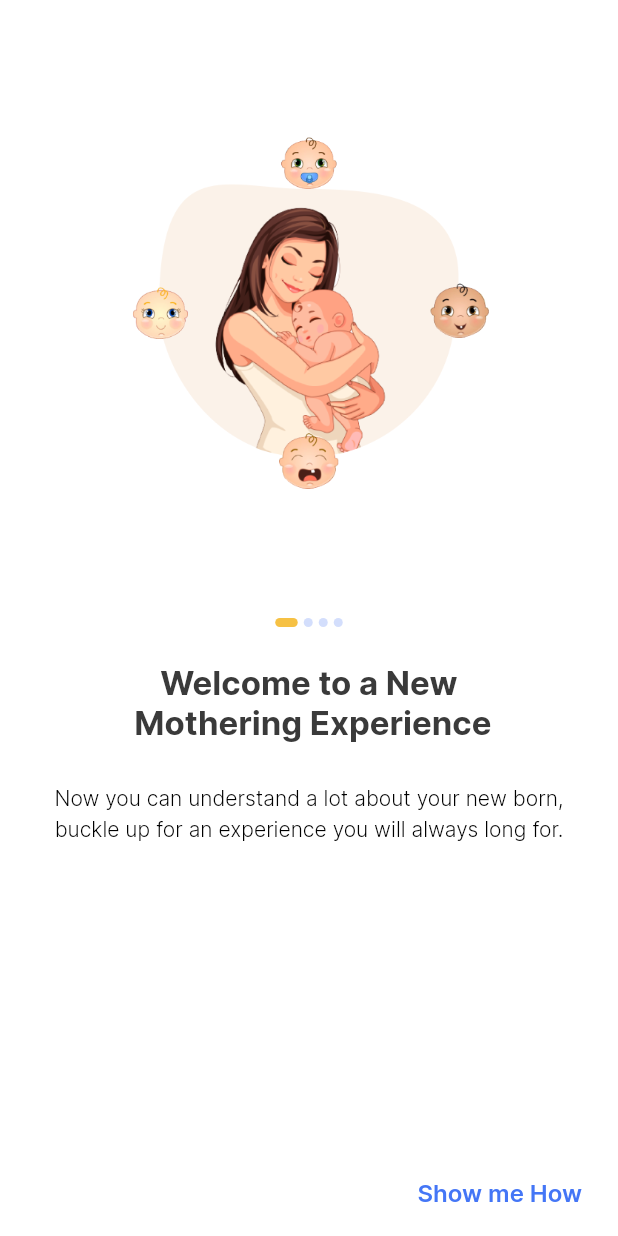
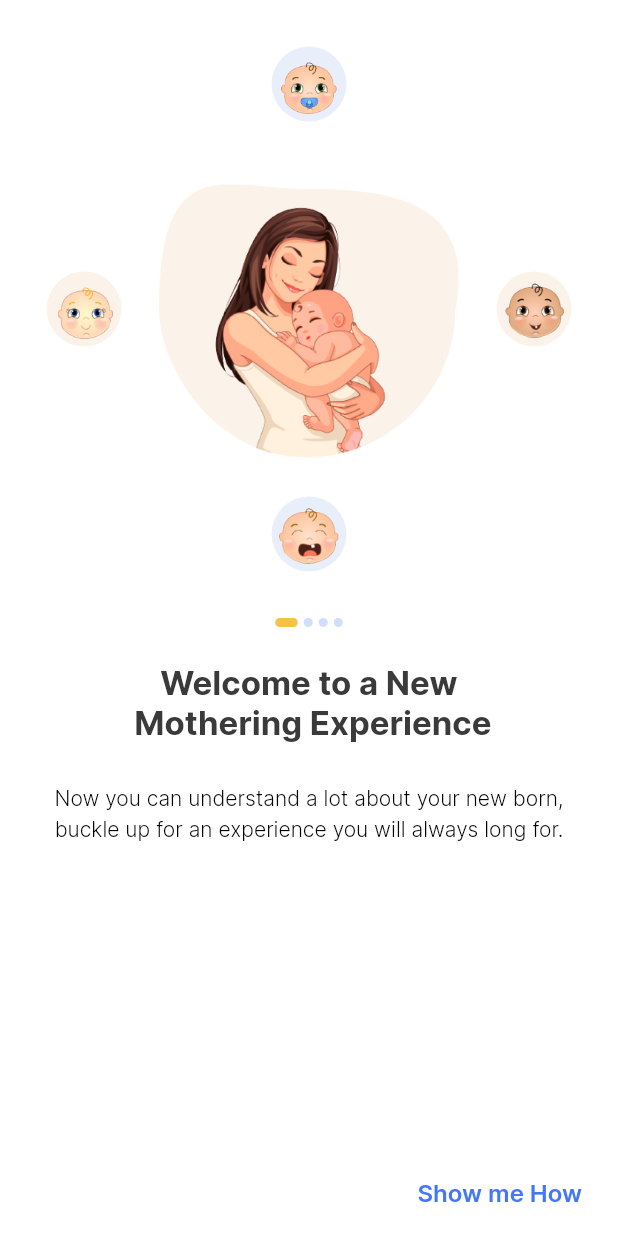
Before and after one commit to divincoder/ubenwa_val, a Flutter app: the screen it shows after launch, on a phone screen of 412 x 824 dp. Run offline on Flutter 3.47's test engine with Material 2 defaults, Android fonts, the phone set to English and light mode, and no system bars; our stand-ins replace flutter_animation_progress_bar, flutter_svg, stacked, stacked_services, stacked_shared; missing offline and left inert: alarm, dart:ffi.

Commit message:
- added custom effects for animation - uploaded IOS build - update target version for android

```diff
--- a/lib/ui/views/onboarding/onboard_view.dart
+++ b/lib/ui/views/onboarding/onboard_view.dart
@@ -3,8 +3,9 @@ import 'package:flutter/material.dart';
 import 'package:mum_health/gen/assets.gen.dart';
 import 'package:mum_health/generated/l10n.dart';
 import 'package:mum_health/ui/common/app_colors.dart';
-import 'package:mum_health/ui/views/onboarding/onboard_item_view.dart';
+import 'package:mum_health/ui/views/onboarding/widgets/onboard_item_view.dart';
 import 'package:mum_health/ui/views/onboarding/onboard_viewmodel.dart';
+
 import 'package:stacked/stacked.dart';
 
 class OnboardView extends ViewModelWidget<OnboardingViewModel> {
@@ -15,13 +16,12 @@ class OnboardView extends ViewModelWidget<OnboardingViewModel> {
     final size = MediaQuery.of(context).size;
     final padding = MediaQuery.of(context).padding;
     final pageIndex = viewModel.currentPage;
-    final viewOffset = viewModel.viewOffset;
 
-    double angle = 2 * pi / 4; // Angle between baby positions
+    double angle = pi / 2; // Angle between baby positions
     double radius = 150.0; // Distance of babies from the mother picture
 
     return Container(
-      color: Colors.white, // Change color or add background image as needed
+      color: Colors.transparent, // Change color or add background image as needed
       child: Stack(
         children: [
           Positioned.fill(
@@ -56,16 +56,16 @@ class OnboardView extends ViewModelWidget<OnboardingViewModel> {
                                   ? 20
                                   : null,
                               child: TweenAnimationBuilder<double>(
-                                tween: Tween(begin: 0.0, end: (2 * pi * i) / 4),
-                                duration: const Duration(milliseconds: 500),
+                                tween: Tween(begin: 0.0, end: angle * i),
+                                duration: const Duration(milliseconds: 1000),
                                 builder: (context, value, child) {
                                   return Transform.translate(
-                                    offset: getBabyOffset(value, 100.0),
-                                    // 100.0 is the radius
-                                    child: Image.asset(
-                                      _getBabyImageForIndex(i),
-                                      width: 40,
-                                      height: 40,
+                                    offset: getBabyOffset(value, radius),
+                                    child: Padding(
+                                      padding: const EdgeInsets.all(3.0),
+                                      child: Center(
+                                        child: _getBabyImageForIndex(i),
+                                      ),
                                     ),
                                   );
                                 },
@@ -77,6 +77,7 @@ class OnboardView extends ViewModelWidget<OnboardingViewModel> {
                   ),
                   Expanded(
                       child: OnboardItemView(viewModel.currentPage,
+                          notifier: viewModel.pageScrollPositionNotifier,
                           onGetStarted: () {
                     viewModel.gotoHomeView();
                   }))
@@ -144,7 +145,7 @@ class OnboardView extends ViewModelWidget<OnboardingViewModel> {
     return Offset(x, y);
   }
 
-  String _getBabyImageForIndex(int index) {
+  Widget _getBabyImageForIndex(int index) {
     List<String> babyImages = [
       Assets.png.babyOne.path,
       Assets.png.babyTwo.path,
@@ -152,7 +153,23 @@ class OnboardView extends ViewModelWidget<OnboardingViewModel> {
       Assets.png.babyFour.path,
     ];
 
-    return babyImages[index];
+    return Container(
+      decoration:
+          BoxDecoration(color: _getBabyBG(index), shape: BoxShape.circle),
+      padding: const EdgeInsets.all(5.0),
+      child: Image.asset(babyImages[index], width: 40, height: 40,),
+    );
+  }
+
+  Color _getBabyBG(int index) {
+    List<Color> babyImageBG = [
+      AppColors.babyOneBg,
+      AppColors.babyTwoBg,
+      AppColors.babyThreeBg,
+      AppColors.babyFourBg,
+    ];
+
+    return babyImageBG[index];
   }
 
   String _getMotherImageForIndex(int index) {
--- a/lib/ui/views/onboarding/onboard_viewmodel.dart
+++ b/lib/ui/views/onboarding/onboard_viewmodel.dart
@@ -1,3 +1,5 @@
+import 'dart:ffi';
+
 import 'package:flutter/material.dart';
 import 'package:mum_health/app/app.router.dart';
 import 'package:mum_health/ui/views/home/widgets/loading_view.dart';
@@ -6,19 +8,11 @@ import 'package:stacked_services/stacked_services.dart';
 
 class OnboardingViewModel extends BaseViewModel {
   final _navigationService = NavigationService();
+  final ValueNotifier<double?> pageScrollPositionNotifier = ValueNotifier(0);
 
   final PageController _pageController = PageController(initialPage: 0);
 
   PageController get pageController => _pageController;
-
-  double _viewOffset = 0.0;
-
-  double get viewOffset => _viewOffset;
-
-  set viewOffset(double value) {
-    _viewOffset = value;
-    notifyListeners();
-  }
 
   int _currentPage = 0;
 
@@ -29,7 +23,11 @@ class OnboardingViewModel extends BaseViewModel {
     notifyListeners();
   }
 
-  onReady() {}
+  onReady() {
+    _pageController.addListener(() {
+      pageScrollPositionNotifier.value = _pageController.page;
+    });
+  }
 
   onDispose() {
     _pageController.dispose();
--- a/lib/ui/views/onboarding/onboarding_view.dart
+++ b/lib/ui/views/onboarding/onboarding_view.dart
@@ -10,11 +10,12 @@ class OnboardingView extends StackedView<OnboardingViewModel> {
   @override
   Widget builder(BuildContext context, OnboardingViewModel viewModel, Widget? child) {
     return Scaffold(
+      backgroundColor: Colors.white,
       body: PageView(
+        physics: const NeverScrollableScrollPhysics(), //This was done because the transition via sliding is not smooth yet.
         controller: viewModel.pageController,
         onPageChanged: (int page) {
           viewModel.currentPage = page;
-          viewModel.viewOffset = viewModel.pageController.offset;
         },
         children: const [
           OnboardView(),
--- a/lib/ui/views/onboarding/onboard_item_view.dart
+++ b/lib/ui/views/onboarding/widgets/onboard_item_view.dart
@@ -1,13 +1,15 @@
 import 'package:flutter/material.dart';
 import 'package:mum_health/generated/l10n.dart';
 import 'package:mum_health/ui/common/app_colors.dart';
+import 'package:mum_health/ui/widgets/effects.dart';
 
 class OnboardItemView extends StatelessWidget {
   final int index;
   final int pageCount;
   final VoidCallback onGetStarted;
+  final ValueNotifier<double?>? notifier;
 
-  const OnboardItemView(this.index, {this.pageCount = 4, required this.onGetStarted, super.key});
+  const OnboardItemView(this.index, {required this.notifier, this.pageCount = 4, required this.onGetStarted, super.key});
 
   @override
   Widget build(BuildContext context) {
@@ -15,14 +17,21 @@ class OnboardItemView extends StatelessWidget {
       children: [
         _buildCarousel(),
         const SizedBox(height: 24),
-        Text(
+        ScaleEffect(
+          page: index,
+          notifier: notifier,
+          child: Text(
             _getTitleText(),
             textAlign: TextAlign.center,
             style: const TextStyle(
                 color: AppColors.text, fontSize: 22, fontWeight: FontWeight.w700),
           ),
+        ),
         const SizedBox(height: 24),
-        Text(
+        ScaleEffect(
+          page: index,
+          notifier: notifier,
+          child: Text(
             _getSubtitleText(),
             textAlign: TextAlign.center,
             style: const TextStyle(
@@ -30,6 +39,7 @@ class OnboardItemView extends StatelessWidget {
                 fontSize: 14,
                 height: 1.5,
                 fontWeight: FontWeight.w300),
+          ),
         ),
         const SizedBox(height: 24),
 
--- /dev/null
+++ b/lib/ui/widgets/effects.dart
@@ -0,0 +1,134 @@
+import 'package:flutter/material.dart';
+import 'dart:math' as math;
+
+/*
+* Effects - Contains some animation effects that can be used with
+* a Number Value Notifier and can be customized later.
+*
+ */
+class SlideEffect extends StatelessWidget {
+  final ValueNotifier<double?>? notifier;
+  final Widget child;
+  final double xOffset;
+  final double yOffset;
+  final int? page;
+
+  const SlideEffect(
+      {Key? key,
+      required this.notifier,
+      required this.child,
+      required this.xOffset,
+      required this.page,
+      required this.yOffset})
+      : super(key: key);
+
+  @override
+  Widget build(BuildContext context) {
+    return AnimatedBuilder(
+      animation: notifier!,
+      builder: (context, anim) {
+        var position = (notifier!.value! - notifier!.value!.truncate());
+        var offsetX = position * xOffset;
+
+        if (notifier!.value! < page!) {
+          offsetX -= xOffset;
+        }
+
+        var offsetY = position * yOffset;
+        if (notifier!.value! < page!) {
+          offsetY -= yOffset;
+        } else {
+          offsetY *= -1;
+        }
+        return Transform.translate(
+            offset: Offset(offsetX * -1, offsetY * -1), child: child);
+      },
+    );
+  }
+}
+
+class RotateEffect extends StatelessWidget {
+  final ValueNotifier<double?>? notifier;
+  final Widget child;
+
+  const RotateEffect({Key? key, required this.notifier, required this.child})
+      : super(key: key);
+
+  @override
+  Widget build(BuildContext context) {
+    return AnimatedBuilder(
+      animation: notifier!,
+      builder: (context, anim) {
+        return Transform.rotate(
+          angle: notifier!.value! * math.pi,
+          child: child,
+          alignment: FractionalOffset.center,
+        );
+      },
+    );
+  }
+}
+
+class ScaleEffect extends StatelessWidget {
+  final ValueNotifier<double?>? notifier;
+  final Widget child;
+  final int? page;
+
+  const ScaleEffect(
+      {Key? key,
+      required this.notifier,
+      required this.child,
+      required this.page})
+      : super(key: key);
+
+  @override
+  Widget build(BuildContext context) {
+    return AnimatedBuilder(
+      animation: notifier!,
+      builder: (context, anim) {
+        var scale = 1 - (notifier!.value! - notifier!.value!.truncate());
+
+        if (notifier!.value! < page!) {
+          scale -= 1;
+        }
+
+        if (scale < 0) scale *= -1;
+
+        return Transform.scale(
+          scale: scale,
+          child: child,
+          alignment: FractionalOffset.center,
+        );
+      },
+    );
+  }
+}
+
+class FadeEffect extends StatelessWidget {
+  final ValueNotifier<double?>? notifier;
+  final Widget child;
+  final int? page;
+
+  const FadeEffect(
+      {Key? key,
+      required this.notifier,
+      required this.child,
+      required this.page})
+      : super(key: key);
+
+  @override
+  Widget build(BuildContext context) {
+    return AnimatedBuilder(
+      animation: notifier!,
+      builder: (context, anim) {
+        var opacity = 1 - (notifier!.value! - notifier!.value!.truncate());
+
+        if (notifier!.value! < page!) {
+          opacity = 1 - opacity;
+        }
+
+        return Opacity(opacity: opacity, child: child);
+      },
+    );
+  }
+}
--- a/pubspec.yaml
+++ b/pubspec.yaml
@@ -44,6 +44,7 @@ dependencies:
   intl_utils: ^2.8.5
   flutter_animation_progress_bar: ^2.3.1
   alarm: ^2.1.1
+  animated_text_kit: ^4.2.2
 
 dev_dependencies:
   flutter_test:
```
Also changed, not shown: pubspec.lock, 4 other files. Lines whose indentation alone changed are shown as unchanged.
